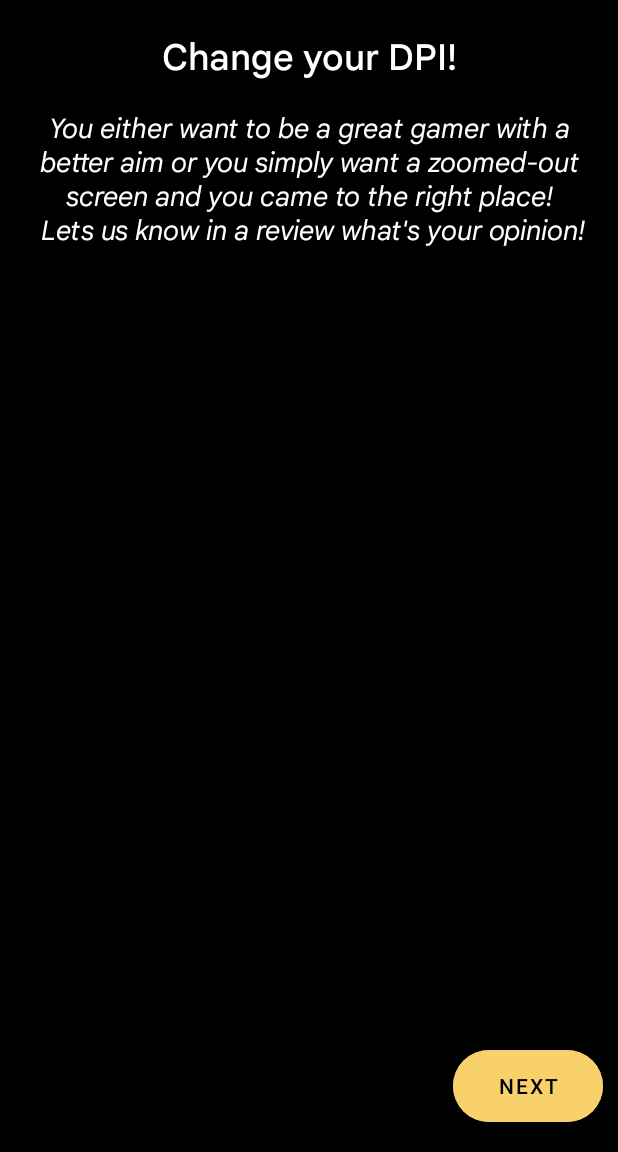
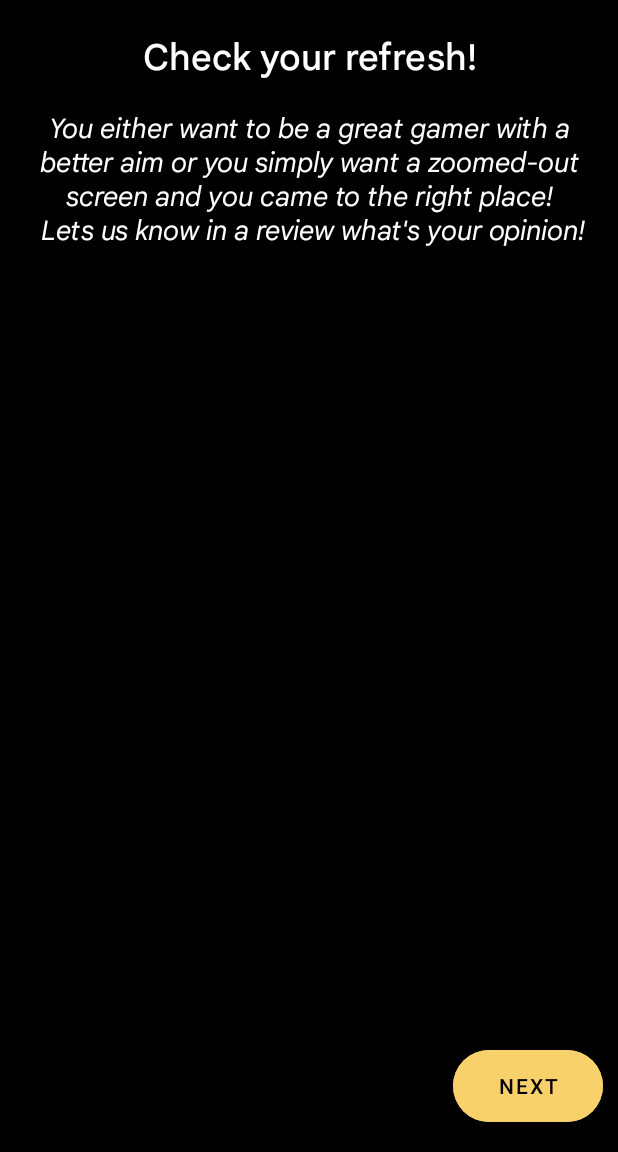
Before and after one commit to badbanii/refresh-rate-checker, an Android app: the screen it shows after launch (MainActivity), on a phone screen of 412 x 824 dp, the part 84-1236 px from its top. Run offline under Robolectric (Android 15) with nearby library versions, the light colour scheme and no system bars; libraries missing offline, so code that uses them is left out: com.fxn.stash; 1 statement that could not run was skipped.

```diff
--- a/app/src/main/java/com/theviciousgames/refreshratechecker/ui/welcome/view/FirstOnBoardingFragment.kt
+++ b/app/src/main/java/com/theviciousgames/refreshratechecker/ui/welcome/view/FirstOnBoardingFragment.kt
@@ -33,7 +33,7 @@ class FirstOnBoardingFragment : Fragment(R.layout.fragment_onboarding) {
         with(binding)
         {
             animationView.cancelAnimation()
-            textviewTitle.text = "Change your DPI!"
+            textviewTitle.text = "Check your refresh!"
             textviewDescription.text =
                 "You either want to be a great gamer with a better aim or you simply want a zoomed-out screen and you came to the right place!\n Lets us know in a review what's your opinion!"
         }
```
